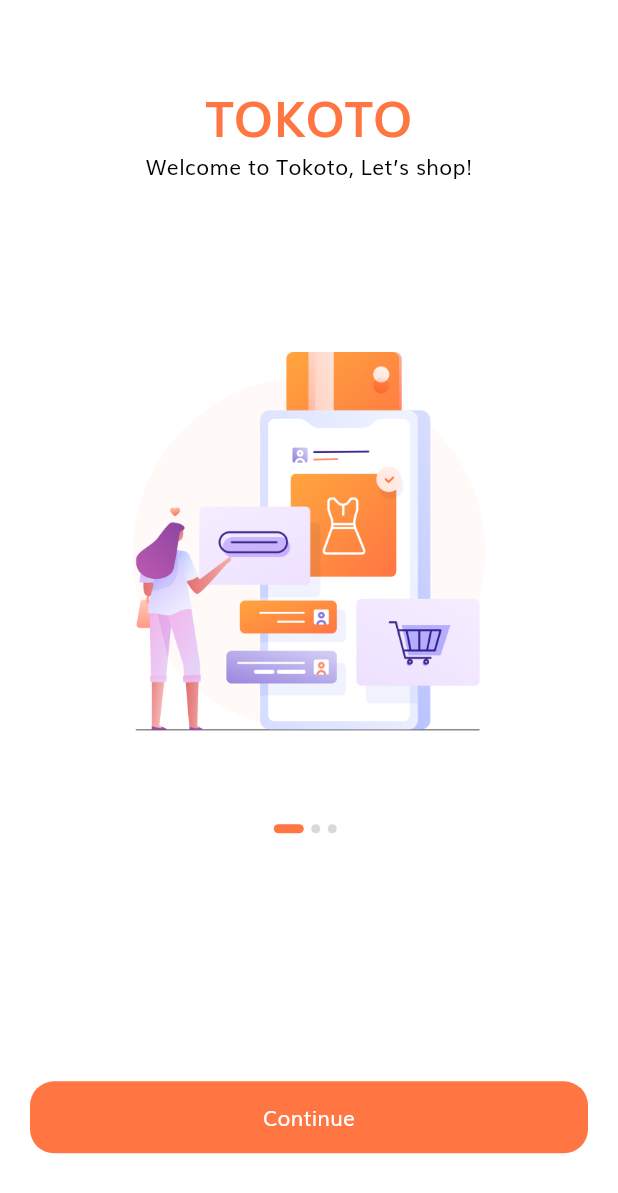
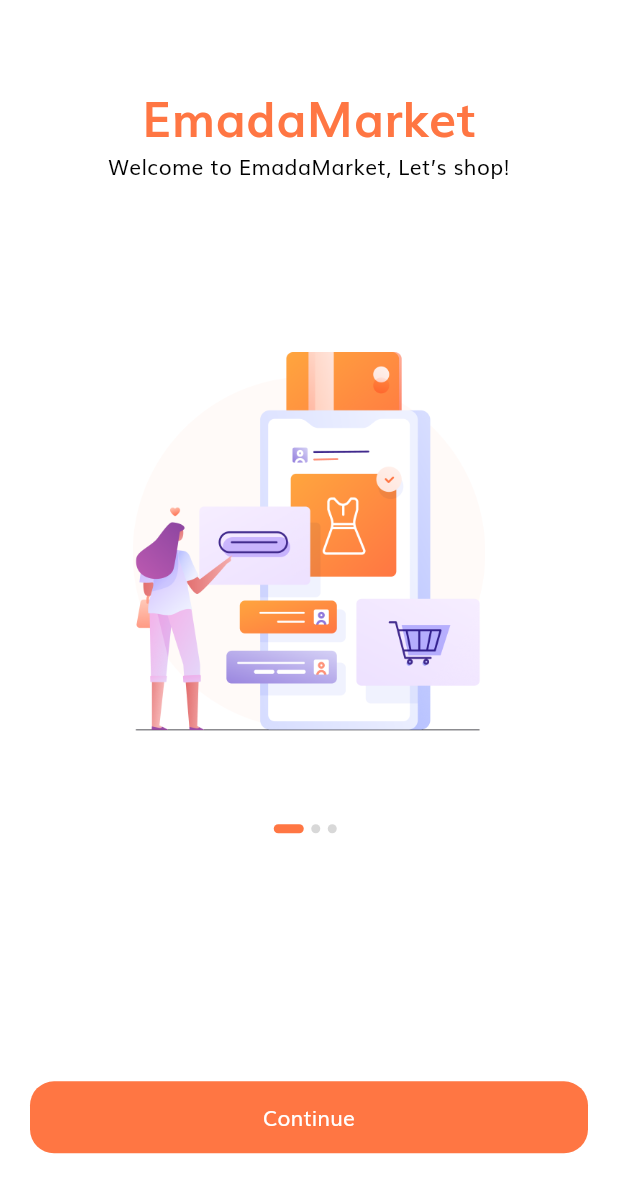
Before and after one commit to richymaysoft/accessories-vendor-ui, a Flutter app: the screen it shows after launch, on a phone screen of 412 x 824 dp. Shown: the top 1193 px of the screen. Run offline on Flutter 3.47's test engine with Material 3 defaults, Android fonts, the phone set to English and light mode, and no system bars; our stand-ins replace flutter_svg.

Commit message:
New commit

```diff
--- a/lib/main.dart
+++ b/lib/main.dart
@@ -16,7 +16,7 @@ class MyApp extends StatelessWidget {
   Widget build(BuildContext context) {
     return MaterialApp(
       debugShowCheckedModeBanner: false,
-      title: 'The Flutter Way - Template',
+      title: 'The Flutter Way - SuperMarket',
       theme: AppTheme.lightTheme(context),
       initialRoute: SplashScreen.routeName,
       routes: routes,
--- a/lib/screens/login_success/login_success_screen.dart
+++ b/lib/screens/login_success/login_success_screen.dart
@@ -21,7 +21,7 @@ class LoginSuccessScreen extends StatelessWidget {
           ),
           const SizedBox(height: 16),
           const Text(
-            "Login Success",
+            "Login Successful",
             style: TextStyle(
               fontSize: 30,
               fontWeight: FontWeight.bold,
--- a/lib/screens/splash/components/splash_content.dart
+++ b/lib/screens/splash/components/splash_content.dart
@@ -21,7 +21,7 @@ class _SplashContentState extends State<SplashContent> {
       children: <Widget>[
         const Spacer(),
         const Text(
-          "TOKOTO",
+          "EmadaMarket",
           style: TextStyle(
             fontSize: 32,
             color: kPrimaryColor,
--- a/lib/screens/splash/splash_screen.dart
+++ b/lib/screens/splash/splash_screen.dart
@@ -17,7 +17,7 @@ class _SplashScreenState extends State<SplashScreen> {
   int currentPage = 0;
   List<Map<String, String>> splashData = [
     {
-      "text": "Welcome to Tokoto, Let’s shop!",
+      "text": "Welcome to EmadaMarket, Let’s shop!",
       "image": "assets/images/splash_1.png"
     },
     {
```
